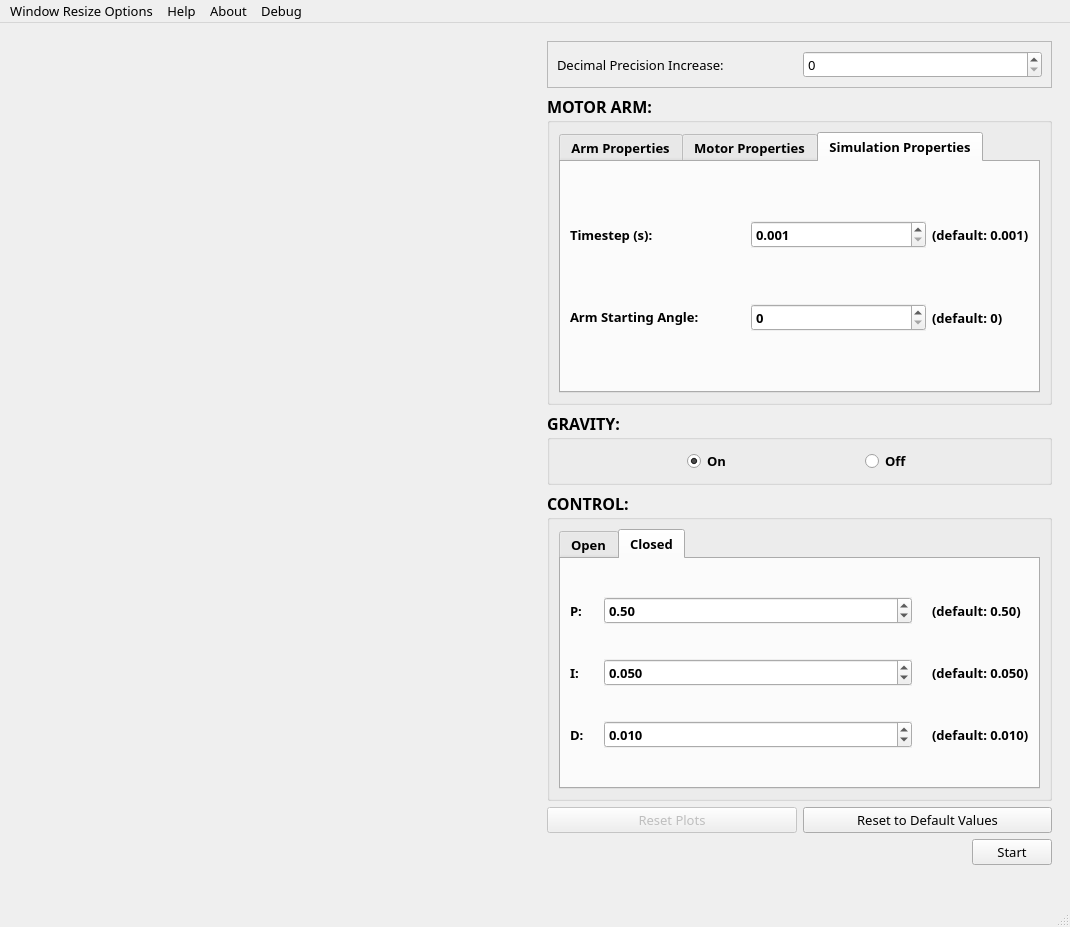
stirling-research-group/ENG100-Controls, file MainWindow.ui: the form before one commit.
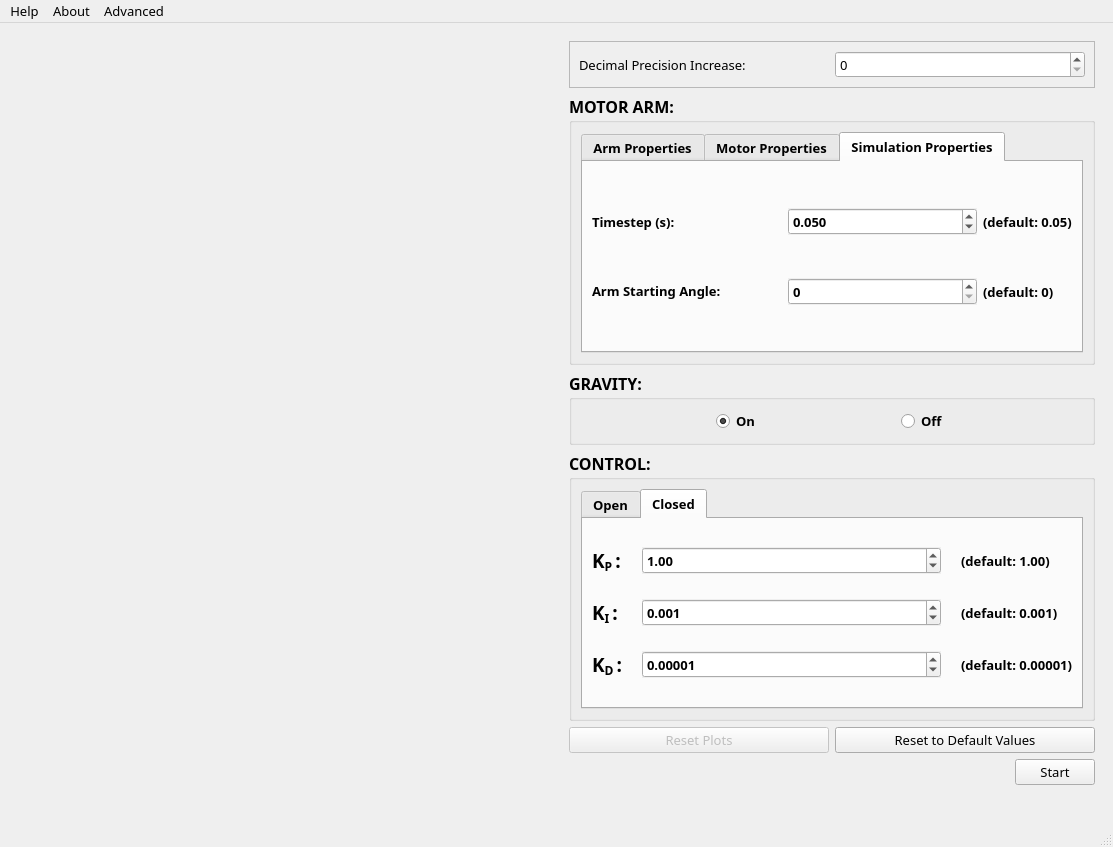
The form after the commit. The open tabs and pages were chosen to show the change. Icons and pictures are not drawn.

```diff
--- a/MainWindow.ui
+++ b/MainWindow.ui
@@ -6,8 +6,8 @@
    <rect>
     <x>0</x>
     <y>0</y>
-    <width>1070</width>
-    <height>927</height>
+    <width>1113</width>
+    <height>847</height>
    </rect>
   </property>
   <property name="font">
@@ -42,7 +42,7 @@
     <item row="0" column="1">
      <widget class="QFrame" name="RightPanel">
       <property name="sizePolicy">
-       <sizepolicy hsizetype="MinimumExpanding" vsizetype="Preferred">
+       <sizepolicy hsizetype="Preferred" vsizetype="Preferred">
         <horstretch>0</horstretch>
         <verstretch>0</verstretch>
        </sizepolicy>
@@ -500,6 +500,9 @@
                 <property name="singleStep">
                  <double>0.001000000000000</double>
                 </property>
+                <property name="value">
+                 <double>0.050000000000000</double>
+                </property>
                </widget>
               </item>
               <item row="1" column="0">
@@ -550,7 +553,7 @@
                  </sizepolicy>
                 </property>
                 <property name="text">
-                 <string>(default: 0.001)</string>
+                 <string>(default: 0.05)</string>
                 </property>
                </widget>
               </item>
@@ -794,8 +797,13 @@
                   <verstretch>0</verstretch>
                  </sizepolicy>
                 </property>
+                <property name="font">
+                 <font>
+                  <pointsize>14</pointsize>
+                 </font>
+                </property>
                 <property name="text">
-                 <string>I:</string>
+                 <string>&lt;html&gt;&lt;head/&gt;&lt;body&gt;&lt;p&gt;K&lt;span style=&quot; vertical-align:sub;&quot;&gt;I &lt;/span&gt;:&lt;/p&gt;&lt;/body&gt;&lt;/html&gt;</string>
                 </property>
                </widget>
               </item>
@@ -807,8 +815,13 @@
                   <verstretch>0</verstretch>
                  </sizepolicy>
                 </property>
+                <property name="font">
+                 <font>
+                  <pointsize>14</pointsize>
+                 </font>
+                </property>
                 <property name="text">
-                 <string>P:</string>
+                 <string>&lt;html&gt;&lt;head/&gt;&lt;body&gt;&lt;p&gt;K&lt;span style=&quot; vertical-align:sub;&quot;&gt;P &lt;/span&gt;:&lt;/p&gt;&lt;/body&gt;&lt;/html&gt;</string>
                 </property>
                </widget>
               </item>
@@ -824,7 +837,7 @@
                  <double>0.010000000000000</double>
                 </property>
                 <property name="value">
-                 <double>0.500000000000000</double>
+                 <double>1.000000000000000</double>
                 </property>
                </widget>
               </item>
@@ -843,7 +856,7 @@
                  <double>0.001000000000000</double>
                 </property>
                 <property name="value">
-                 <double>0.050000000000000</double>
+                 <double>0.001000000000000</double>
                 </property>
                </widget>
               </item>
@@ -855,8 +868,13 @@
                   <verstretch>0</verstretch>
                  </sizepolicy>
                 </property>
+                <property name="font">
+                 <font>
+                  <pointsize>14</pointsize>
+                 </font>
+                </property>
                 <property name="text">
-                 <string>D:</string>
+                 <string>&lt;html&gt;&lt;head/&gt;&lt;body&gt;&lt;p&gt;K&lt;span style=&quot; vertical-align:sub;&quot;&gt;D &lt;/span&gt;:&lt;/p&gt;&lt;/body&gt;&lt;/html&gt;</string>
                 </property>
                </widget>
               </item>
@@ -866,7 +884,7 @@
                  <bool>true</bool>
                 </property>
                 <property name="decimals">
-                 <number>3</number>
+                 <number>5</number>
                 </property>
                 <property name="maximum">
                  <double>999.000000000000000</double>
@@ -875,7 +893,7 @@
                  <double>0.001000000000000</double>
                 </property>
                 <property name="value">
-                 <double>0.010000000000000</double>
+                 <double>0.000010000000000</double>
                 </property>
                </widget>
               </item>
@@ -888,7 +906,7 @@
                  </sizepolicy>
                 </property>
                 <property name="text">
-                 <string>(default: 0.50)</string>
+                 <string>(default: 1.00)</string>
                 </property>
                </widget>
               </item>
@@ -901,7 +919,7 @@
                  </sizepolicy>
                 </property>
                 <property name="text">
-                 <string>(default: 0.050)</string>
+                 <string>(default: 0.001)</string>
                 </property>
                </widget>
               </item>
@@ -914,7 +932,7 @@
                  </sizepolicy>
                 </property>
                 <property name="text">
-                 <string>(default: 0.010)</string>
+                 <string>(default: 0.00001)</string>
                 </property>
                </widget>
               </item>
@@ -1006,15 +1024,10 @@
     <rect>
      <x>0</x>
      <y>0</y>
-     <width>1070</width>
-     <height>23</height>
+     <width>1113</width>
+     <height>21</height>
     </rect>
    </property>
-   <widget class="QMenu" name="menuWindow_Resize_Options">
-    <property name="title">
-     <string>Window Resize Options</string>
-    </property>
-   </widget>
    <widget class="QMenu" name="menuHelp">
     <property name="title">
      <string>Help</string>
@@ -1029,12 +1042,11 @@
    </widget>
    <widget class="QMenu" name="menuDebug">
     <property name="title">
-     <string>Debug</string>
+     <string>Advanced</string>
     </property>
     <addaction name="actionDebug_Mode"/>
     <addaction name="actionLogging"/>
    </widget>
-   <addaction name="menuWindow_Resize_Options"/>
    <addaction name="menuHelp"/>
    <addaction name="menuAbout"/>
    <addaction name="menuDebug"/>
```
Left out of the diff: 19 changed lines with no effect on the pictures.
